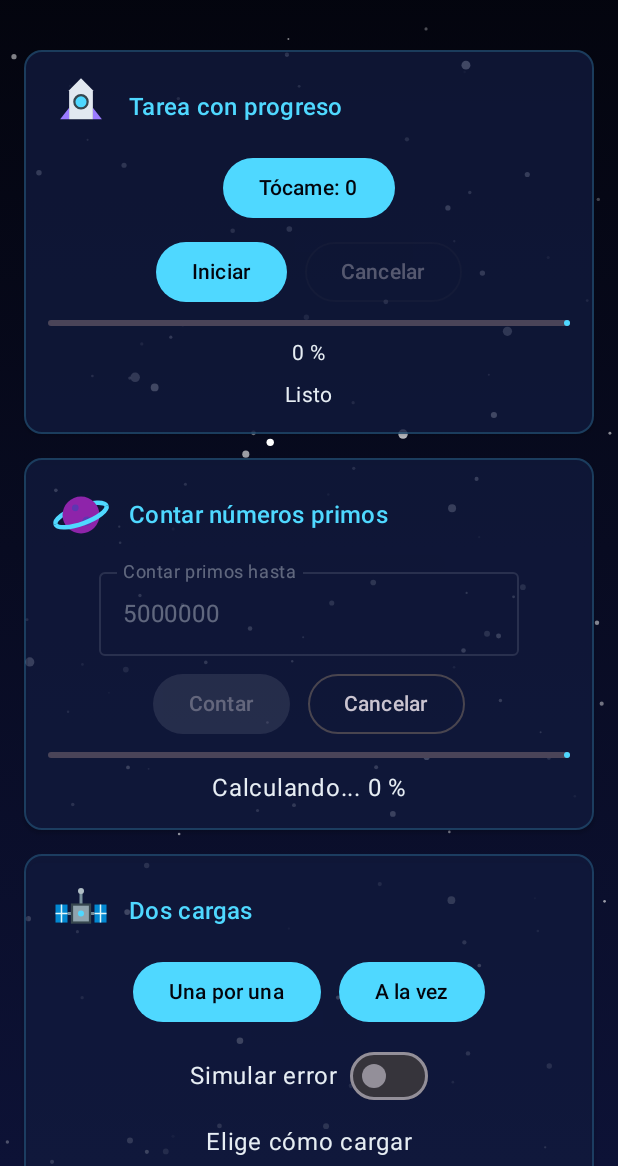
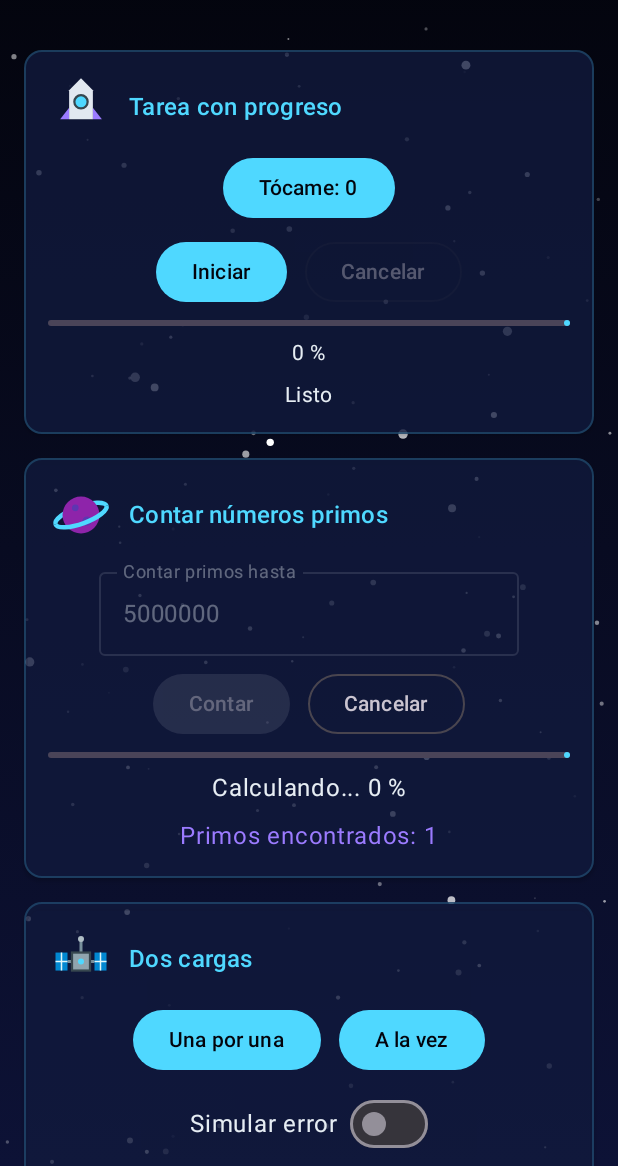
Before and after one commit to AntonioPromaweb/CentroTareas, an Android app built with Jetpack Compose: the composable PantallaTareas shown on its own in the app's theme, after a tap on "Contar", on a phone screen of 412 x 824 dp, the part 70-1236 px from its top. Run offline under Robolectric (Android 15) with nearby library versions, the phone set to English and light mode, and no system bars.

Commit message:
feat(primos): muestra el conteo de primos encontrados en vivo

```diff
--- a/app/src/main/java/com/vasquez/centrotareas/model/Estados.kt
+++ b/app/src/main/java/com/vasquez/centrotareas/model/Estados.kt
@@ -5,7 +5,7 @@ data class AvancePrimos(val porcentaje: Int, val cantidad: Int)
 sealed interface PrimosUi {
     data object Inicial : PrimosUi
     data object Calculando : PrimosUi
-    data class Avance(val porcentaje: Int) : PrimosUi
+    data class Avance(val porcentaje: Int, val encontrados: Int = 0) : PrimosUi
     data class Listo(val cantidad: Int, val milisegundos: Long) : PrimosUi
     data object Cancelado : PrimosUi
 }
--- a/app/src/main/java/com/vasquez/centrotareas/ui/PantallaTareas.kt
+++ b/app/src/main/java/com/vasquez/centrotareas/ui/PantallaTareas.kt
@@ -174,6 +174,11 @@ fun PantallaTareas(vm: TareasViewModel) {
                                 modifier = Modifier.fillMaxWidth()
                             )
                             Text("Calculando... ${estado.porcentaje} %")
+                            // Contador en vivo: sube mientras el Repository sigue emitiendo avances
+                            Text(
+                                "Primos encontrados: ${estado.encontrados}",
+                                color = MaterialTheme.colorScheme.secondary
+                            )
                         }
                         is PrimosUi.Listo -> CajaResultado(
                             "Hay ${estado.cantidad} primos hasta $n\nTiempo: ${estado.milisegundos} ms",
--- a/app/src/main/java/com/vasquez/centrotareas/viewmodel/TareasViewModel.kt
+++ b/app/src/main/java/com/vasquez/centrotareas/viewmodel/TareasViewModel.kt
@@ -86,7 +86,7 @@ class TareasViewModel(private val repo: TareasRepository) : ViewModel() {
             try {
                 repo.contarPrimosConProgreso(hasta).collect { avance ->
                     if (avance.porcentaje < 100) {
-                        _primos.value = PrimosUi.Avance(avance.porcentaje)
+                        _primos.value = PrimosUi.Avance(avance.porcentaje, avance.cantidad)
                     } else {
                         val duracion = System.currentTimeMillis() - inicio
                         _primos.value = PrimosUi.Listo(avance.cantidad, duracion)
```
Also changed, not shown: 1 other file.
